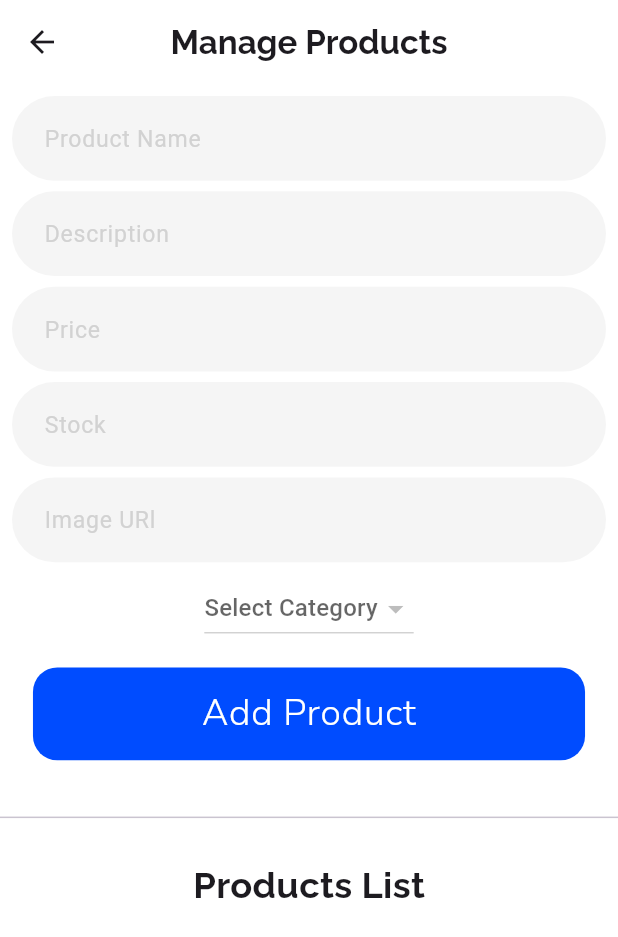
After one commit to hozefa-hs/shoppe, a Flutter app: the AdminHomeView screen opened directly, after a tap on "Manage Products", on a phone screen of 412 x 824 dp. The commit adds this screen. Shown: the top 937 px of the screen. Run offline on Flutter 3.47's test engine with Material 3 defaults, Android fonts, the phone set to English and light mode, and no system bars; our stand-ins replace awesome_snackbar_content, cached_network_image, cloud_firestore, firebase_auth, firebase_core, flutter_screenutil and 1 more; accounts and stored records are empty; network calls fail.

Commit message:
Added Manage Products.

```diff
--- /dev/null
+++ b/lib/controllers/product_controller.dart
@@ -0,0 +1,43 @@
+import 'package:cloud_firestore/cloud_firestore.dart';
+import '../models/product_model.dart';
+
+class ProductController {
+  final FirebaseFirestore _firestore = FirebaseFirestore.instance;
+
+  // Add Product
+  Future<void> addProduct(ProductModel product) async {
+    try {
+      await _firestore.collection('products').doc(product.id).set(product.toMap());
+    } catch (e) {
+      throw Exception('Error adding product: $e');
+    }
+  }
+
+  // Get All Products as a Stream
+  Stream<List<ProductModel>> getProducts() {
+    try {
+      return _firestore.collection('products').snapshots().map((snapshot) =>
+          snapshot.docs.map((doc) => ProductModel.fromMap(doc.data())).toList());
+    } catch (e) {
+      throw Exception('Error fetching products: $e');
+    }
+  }
+
+  // Update Product
+  Future<void> updateProduct(ProductModel product) async {
+    try {
+      await _firestore.collection('products').doc(product.id).update(product.toMap());
+    } catch (e) {
+      throw Exception('Error updating product: $e');
+    }
+  }
+
+  // Delete Product
+  Future<void> deleteProduct(String productId) async {
+    try {
+      await _firestore.collection('products').doc(productId).delete();
+    } catch (e) {
+      throw Exception('Error deleting product: $e');
+    }
+  }
+}
--- a/lib/main.dart
+++ b/lib/main.dart
@@ -3,6 +3,7 @@ import 'package:flutter/cupertino.dart';
 import 'package:flutter/material.dart';
 import 'package:flutter_screenutil/flutter_screenutil.dart';
 import 'package:shoppe/services/firebase_options.dart';
+import 'package:shoppe/views/admin/manage_products_view.dart';
 import 'package:shoppe/views/auth/shared_preference.dart';
 import 'package:shoppe/views/auth/splash_screen.dart';
 
@@ -24,7 +25,7 @@ class MyApp extends StatelessWidget {
         theme: ThemeData(
           useMaterial3: true,
         ),
-        home: const SplashScreen(),
+        home: SplashScreen(),
       ),
     );
   }
--- /dev/null
+++ b/lib/models/product_model.dart
@@ -0,0 +1,45 @@
+class ProductModel {
+  final String id;
+  final String name;
+  final String description;
+  final double price;
+  final int stock;
+  final String category;
+  final String imageUrl;
+
+  ProductModel({
+    required this.id,
+    required this.name,
+    required this.description,
+    required this.price,
+    required this.stock,
+    required this.category,
+    required this.imageUrl,
+  });
+
+  // Convert ProductModel to Map for Firestore
+  Map<String, dynamic> toMap() {
+    return {
+      'id': id,
+      'name': name,
+      'description': description,
+      'price': price,
+      'stock': stock,
+      'category': category,
+      'imageUrl': imageUrl,
+    };
+  }
+
+  // Create a ProductModel object from a Firestore document
+  factory ProductModel.fromMap(Map<String, dynamic> map) {
+    return ProductModel(
+      id: map['id'] ?? '',
+      name: map['name'] ?? '',
+      description: map['description'] ?? '',
+      price: (map['price'] as num?)?.toDouble() ?? 0.0,
+      stock: map['stock'] ?? 0,
+      category: map['category'] ?? '',
+      imageUrl: map['imageUrl'] ?? '',
+    );
+  }
+}
--- /dev/null
+++ b/lib/views/admin/manage_products_view.dart
@@ -0,0 +1,308 @@
+import 'package:flutter/material.dart';
+import 'package:cached_network_image/cached_network_image.dart';
+import 'package:cloud_firestore/cloud_firestore.dart';
+import 'package:flutter_screenutil/flutter_screenutil.dart';
+import 'package:shoppe/utils/button.dart';
+import '../../controllers/product_controller.dart';
+import '../../models/product_model.dart';
+
+class ManageProductsView extends StatefulWidget {
+  @override
+  _ManageProductsViewState createState() => _ManageProductsViewState();
+}
+
+class _ManageProductsViewState extends State<ManageProductsView> {
+  final ProductController _controller = ProductController();
+  final TextEditingController _nameController = TextEditingController();
+  final TextEditingController _descriptionController = TextEditingController();
+  final TextEditingController _priceController = TextEditingController();
+  final TextEditingController _stockController = TextEditingController();
+  String? _selectedCategory;
+  String? _imageUrl;
+
+  List<String> _categories = [];
+
+  @override
+  void initState() {
+    super.initState();
+    _fetchCategories();
+  }
+
+  @override
+  Widget build(BuildContext context) {
+    return Scaffold(
+      backgroundColor: Colors.white,
+      appBar: appBar(),
+      body: Column(
+        children: [
+          Padding(
+            padding: const EdgeInsets.all(8.0),
+            child: _productForm(),
+          ),
+          CustomButton('Add Product', () {
+            _addProduct();
+          }),
+          SizedBox(height: 30),
+          Divider(),
+          SizedBox(height: 20),
+          Text(
+            'Products List',
+            style: TextStyle(fontFamily: 'TitleBold', fontSize: 22.sp),
+          ),
+          Expanded(
+            child: StreamBuilder<List<ProductModel>>(
+              stream: _controller.getProducts(),
+              builder: (context, snapshot) {
+                if (snapshot.hasError)
+                  return Center(child: Text('Error: ${snapshot.error}'));
+                if (!snapshot.hasData)
+                  return Center(child: CircularProgressIndicator());
+
+                final products = snapshot.data!;
+                return ListView.builder(
+                  itemCount: products.length,
+                  itemBuilder: (context, index) {
+                    final product = products[index];
+                    return Card(
+                      color: Colors.white,
+                      elevation: 4,
+                      child: InkWell(
+                        onTap: () => _updateProduct(product),
+                        child: ListTile(
+                          leading: CachedNetworkImage(
+                            imageUrl: product.imageUrl,
+                            width: 50,
+                            height: 50,
+                            placeholder: (context, url) =>
+                                CircularProgressIndicator(),
+                            errorWidget: (context, url, error) =>
+                                Icon(Icons.error),
+                          ),
+                          title: Text(product.name),
+                          subtitle: Text('\$${product.price}'),
+                          trailing: IconButton(
+                            icon: Icon(Icons.delete, color: Colors.red),
+                            onPressed: () =>
+                                _controller.deleteProduct(product.id),
+                          ),
+                        ),
+                      ),
+                    );
+                  },
+                );
+              },
+            ),
+          ),
+        ],
+      ),
+    );
+  }
+
+  PreferredSizeWidget appBar() {
+    return AppBar(
+      title: const Text(
+        "Manage Products",
+        style: TextStyle(fontFamily: "TitleBold"),
+      ),
+      centerTitle: true,
+      backgroundColor: Colors.white,
+      elevation: 0,
+    );
+  }
+
+  Future<void> _fetchCategories() async {
+    try {
+      final querySnapshot =
+          await FirebaseFirestore.instance.collection('categories').get();
+      setState(() {
+        _categories =
+            querySnapshot.docs.map((doc) => doc['name'] as String).toList();
+      });
+    } catch (e) {
+      ScaffoldMessenger.of(context).showSnackBar(
+        SnackBar(content: Text('Error fetching categories: $e')),
+      );
+    }
+  }
+
+  void _addProduct() async {
+    if (_nameController.text.isNotEmpty &&
+        _descriptionController.text.isNotEmpty &&
+        _priceController.text.isNotEmpty &&
+        _stockController.text.isNotEmpty &&
+        _selectedCategory != null &&
+        _imageUrl != null) {
+      final product = ProductModel(
+        id: DateTime.now().toString(),
+        name: _nameController.text.trim(),
+        description: _descriptionController.text.trim(),
+        price: double.parse(_priceController.text),
+        stock: int.parse(_stockController.text),
+        category: _selectedCategory!,
+        imageUrl: _imageUrl!,
+      );
+      await _controller.addProduct(product);
+      _clearFields();
+    }
+  }
+
+  void _updateProduct(ProductModel product) async {
+    _nameController.text = product.name;
+    _descriptionController.text = product.description;
+    _priceController.text = product.price.toString();
+    _stockController.text = product.stock.toString();
+    _selectedCategory = product.category;
+    _imageUrl = product.imageUrl;
+
+    showDialog(
+      context: context,
+      builder: (context) => AlertDialog(
+        title: Text('Update Product'),
+        content: _productForm(),
+        actions: [
+          TextButton(
+            onPressed: () {
+              _clearFields();
+              Navigator.pop(context);
+            },
+            child: Text('Cancel'),
+          ),
+          ElevatedButton(
+            onPressed: () async {
+              if (_nameController.text.isNotEmpty &&
+                  _descriptionController.text.isNotEmpty &&
+                  _priceController.text.isNotEmpty &&
+                  _stockController.text.isNotEmpty &&
+                  _selectedCategory != null &&
+                  _imageUrl != null) {
+                final updatedProduct = ProductModel(
+                  id: product.id,
+                  name: _nameController.text.trim(),
+                  description: _descriptionController.text.trim(),
+                  price: double.parse(_priceController.text),
+                  stock: int.parse(_stockController.text),
+                  category: _selectedCategory!,
+                  imageUrl: _imageUrl!,
+                );
+                await _controller.updateProduct(updatedProduct);
+                Navigator.pop(context);
+                _clearFields();
+              }
+            },
+            child: Text('Update'),
+          ),
+        ],
+      ),
+    );
+  }
+
+  void _clearFields() {
+    _nameController.clear();
+    _descriptionController.clear();
+    _priceController.clear();
+    _stockController.clear();
+    setState(() {
+      _selectedCategory = null;
+      _imageUrl = null;
+    });
+  }
+
+  Widget _productForm() {
+    return SingleChildScrollView(
+      child: Column(
+        mainAxisSize: MainAxisSize.min,
+        children: [
+          CustomTextField(
+            hintText: 'Product Name',
+            controller: _nameController,
+            textInputType: TextInputType.text,
+          ),
+          SizedBox(height: 7.h),
+          CustomTextField(
+              hintText: 'Description',
+              controller: _descriptionController,
+              textInputType: TextInputType.text),
+          SizedBox(height: 7.h),
+          CustomTextField(
+              hintText: 'Price',
+              controller: _priceController,
+              textInputType: TextInputType.number),
+          SizedBox(height: 7.h),
+          CustomTextField(
+              hintText: 'Stock',
+              controller: _stockController,
+              textInputType: TextInputType.number),
+          SizedBox(height: 7.h),
+          TextField(
+            decoration: InputDecoration(
+              filled: true,
+              fillColor: const Color(0xFFF5F5F5),
+              hintText: 'Image URl',
+              hintStyle: TextStyle(fontSize: 14.sp, color: Color(0xffD2D2D2)),
+              contentPadding:
+                  EdgeInsets.symmetric(horizontal: 16.w, vertical: 16.h),
+              border: OutlineInputBorder(
+                borderRadius: BorderRadius.circular(30.r),
+                borderSide: BorderSide.none,
+              ),
+              focusedBorder: OutlineInputBorder(
+                borderRadius: BorderRadius.circular(30.r),
+                borderSide: BorderSide(color: Color(0xFF007AFF), width: 1.5.w),
+              ),
+            ),
+            onChanged: (value) => _imageUrl = value,
+          ),
+          SizedBox(height: 7.h),
+          DropdownButton<String>(
+            hint: Text('Select Category'),
+            value: _selectedCategory,
+            items: _categories.map((category) {
+              return DropdownMenuItem(value: category, child: Text(category));
+            }).toList(),
+            onChanged: (value) => setState(() => _selectedCategory = value),
+          ),
+          SizedBox(height: 7.h),
+        ],
+      ),
+    );
+  }
+}
+
+class CustomTextField extends StatelessWidget {
+  final String hintText;
+  final TextEditingController controller;
+  final TextInputType textInputType;
+
+  const CustomTextField({
+    Key? key,
+    required this.hintText,
+    required this.controller,
+    required this.textInputType,
+  }) : super(key: key);
+
+  @override
+  Widget build(BuildContext context) {
+    return TextField(
+      controller: controller,
+      keyboardType: textInputType,
+      onTapOutside: (event) {
+        FocusManager.instance.primaryFocus?.unfocus();
+      },
+      decoration: InputDecoration(
+        filled: true,
+        fillColor: const Color(0xFFF5F5F5),
+        hintText: hintText,
+        hintStyle: TextStyle(fontSize: 14.sp, color: Color(0xffD2D2D2)),
+        contentPadding: EdgeInsets.symmetric(horizontal: 16.w, vertical: 16.h),
+        border: OutlineInputBorder(
+          borderRadius: BorderRadius.circular(30.r),
+          borderSide: BorderSide.none,
+        ),
+        focusedBorder: OutlineInputBorder(
+          borderRadius: BorderRadius.circular(30.r),
+          borderSide: BorderSide(color: Color(0xFF007AFF), width: 1.5.w),
+        ),
+      ),
+    );
+  }
+}
--- a/pubspec.yaml
+++ b/pubspec.yaml
@@ -43,6 +43,7 @@ dependencies:
   flutter_screenutil: ^5.9.3
   google_sign_in: ^6.2.2
   awesome_snackbar_content: ^0.1.4
+  cached_network_image: ^3.4.1
 
 dev_dependencies:
   flutter_test:
```
Also changed, not shown: lib/views/admin/admin_home_view.dart (+34 -0 lines), pubspec.lock.
